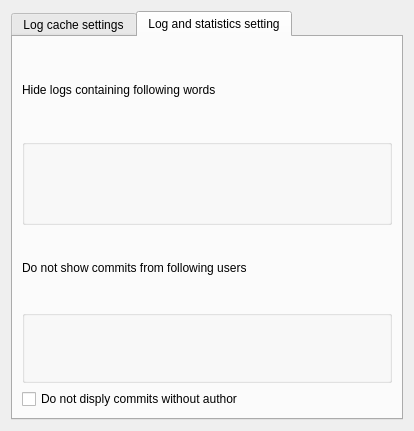
Qt form src/svnfrontend/database/dbsettings.ui (KDE/kdesvn) before a commit.
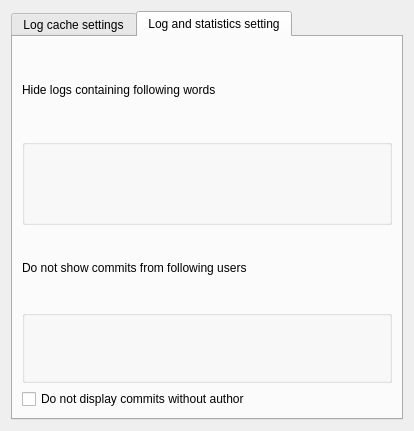
The same form after that commit. The open tabs and pages were chosen to show the change. Custom widgets are drawn as their Qt base class.

```diff
--- a/src/svnfrontend/database/dbsettings.ui
+++ b/src/svnfrontend/database/dbsettings.ui
@@ -96,7 +96,7 @@
          <item row="3" column="0">
           <widget class="QCheckBox" name="dbcfg_filter_empty_author">
            <property name="text">
-            <string>Do not disply commits without author</string>
+            <string>Do not display commits without author</string>
            </property>
           </widget>
          </item>
```
